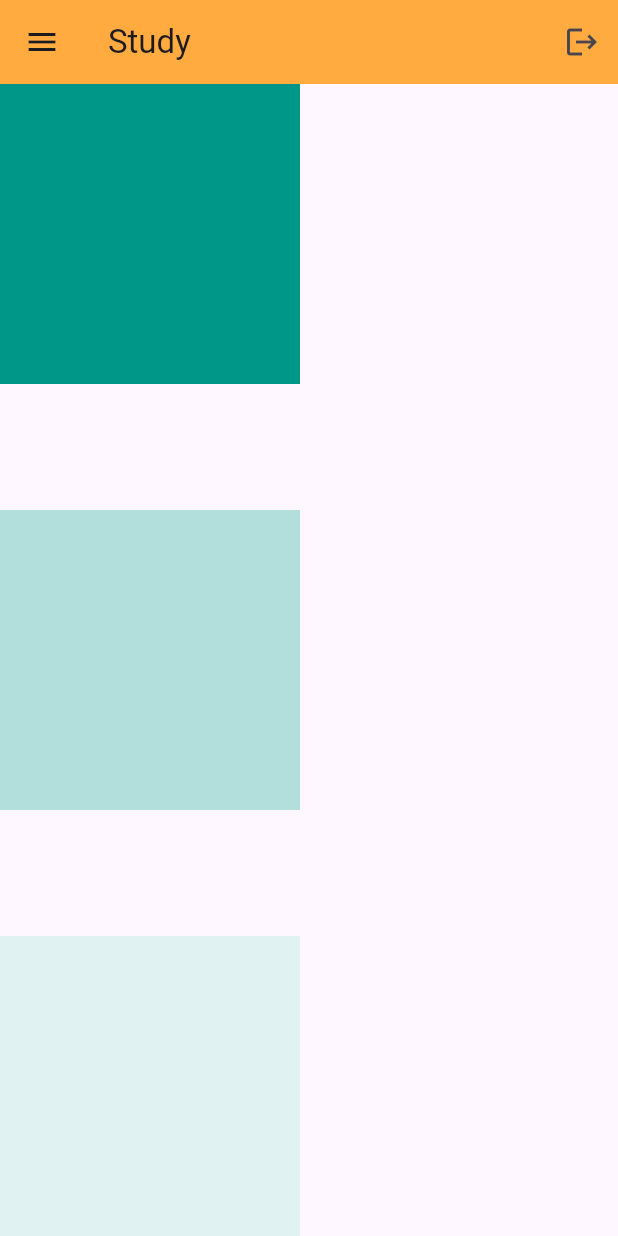
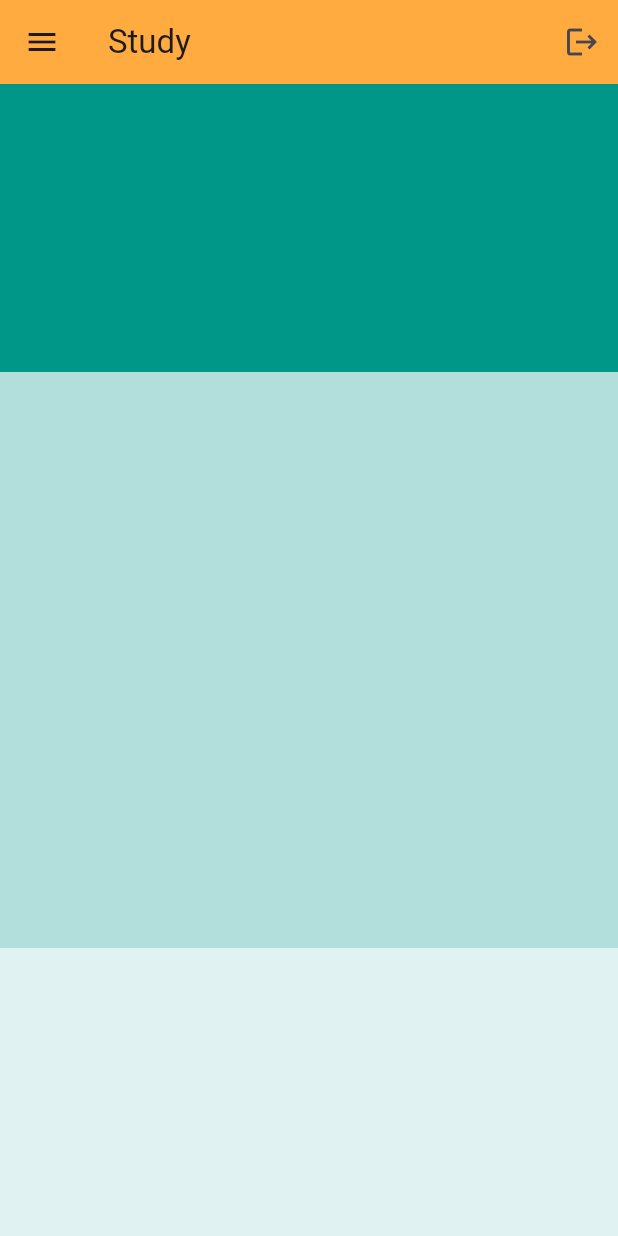
Before and after one commit to JamieK0/Study-Cross-Platform-App, a Flutter app: the screen it shows after launch, on a phone screen of 412 x 824 dp. Run offline on Flutter 3.47's test engine with Material 3 defaults, Android fonts, the phone set to English and light mode, and no system bars.

Commit message:
Expanded

```diff
--- a/lib/main.dart
+++ b/lib/main.dart
@@ -21,25 +21,26 @@ class MyApp extends StatelessWidget {
           ),
 
         body: Column(
-          mainAxisAlignment: MainAxisAlignment.spaceBetween,
+          crossAxisAlignment: CrossAxisAlignment.end,
           children: [
             // 1st box
-            Container(
-              height: 200,
-              width: 200,
-              color: Colors.teal,
-              ),
+            Expanded(
+              child: Container(
+                color: Colors.teal,
+                ),
+            ),
             // 2nd box
-            Container(
-              height: 200,
-              width: 200,
-              color: Colors.teal[100],
-              ),
+            Expanded(
+              flex: 2,
+              child: Container(
+                color: Colors.teal[100],
+                ),
+            ),
             // 3rd box
-            Container(
-              height: 200,
-              width: 200,
-              color: Colors.teal[50],)
+            Expanded(
+              child: Container(
+                color: Colors.teal[50],),
+            )
           ],
         )
       ),
```
